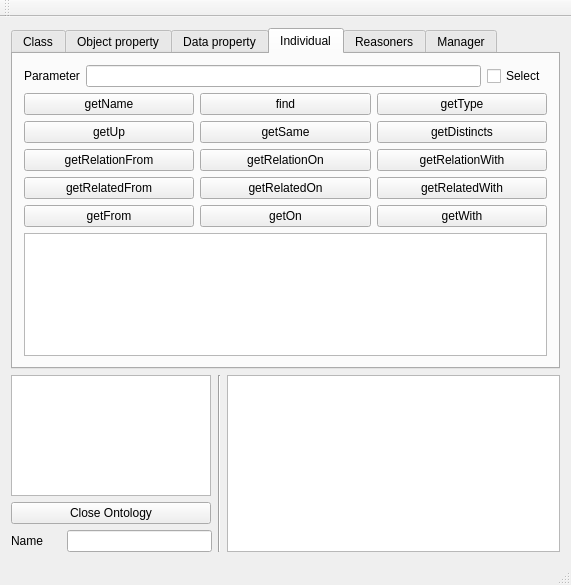
Before: the Qt Designer form ui/ontologui.ui in sarthou/ontologenius, drawn with Qt 5.
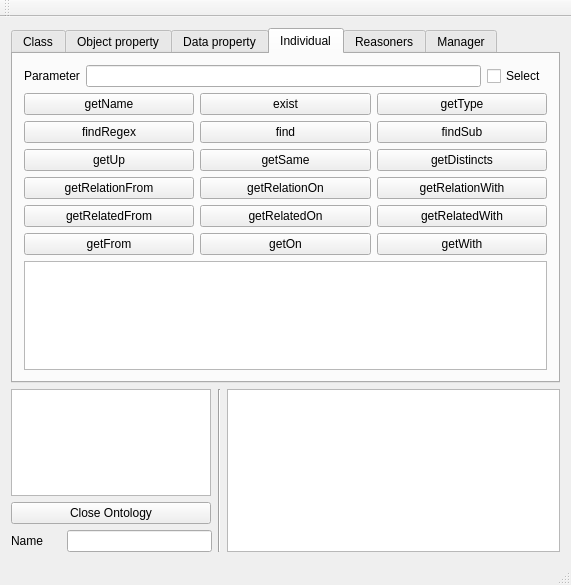
After: the same form once the commit is applied. The open tabs and pages were chosen to show the change. Icons and pictures are not drawn. Custom widgets are drawn as their Qt base class.

Commit message: [UPDATE] ontoloGUI with new functions

Diff of the .ui file:
```diff
--- a/ui/ontologui.ui
+++ b/ui/ontologui.ui
@@ -588,7 +588,7 @@
            </widget>
           </item>
           <item>
-           <widget class="QPushButtonExtended" name="Individual_find">
+           <widget class="QPushButtonExtended" name="Individual_exist">
             <property name="cursor">
              <cursorShape>PointingHandCursor</cursorShape>
             </property>
@@ -596,7 +596,7 @@
              <string>&lt;html&gt;&lt;head/&gt;&lt;body&gt;&lt;p&gt;&lt;span style=&quot; font-weight:600; font-style:italic;&quot;&gt;find&lt;/span&gt; will give you all the individuals with the label given in parameter&lt;br/&gt;&lt;/p&gt;&lt;p&gt;Command line:&lt;/p&gt;&lt;p&gt;&lt;span style=&quot; font-family:'monospace';&quot;&gt;$ rosservice call /ontologenius/individual &amp;quot;{param: 'cube1', action: 'find'}&amp;quot;&lt;/span&gt;&lt;/p&gt;&lt;/body&gt;&lt;/html&gt;</string>
             </property>
             <property name="text">
-             <string>find</string>
+             <string>exist</string>
             </property>
            </widget>
           </item>
@@ -615,6 +615,49 @@
           </item>
          </layout>
         </item>
+        <item>
+         <layout class="QHBoxLayout" name="horizontalLayout_214">
+          <item>
+           <widget class="QPushButtonExtended" name="Individual_findRegex">
+            <property name="cursor">
+             <cursorShape>PointingHandCursor</cursorShape>
+            </property>
+            <property name="whatsThis">
+             <string>&lt;html&gt;&lt;head/&gt;&lt;body&gt;&lt;p&gt;&lt;span style=&quot; font-weight:600; font-style:italic;&quot;&gt;findRegex&lt;/span&gt; will give you the individuals with a label matching the given regular expression&lt;br/&gt;&lt;/p&gt;&lt;p&gt;Command line:&lt;/p&gt;&lt;p&gt;&lt;span style=&quot; font-family:'monospace';&quot;&gt;$ rosservice call /ontologenius/individual &amp;quot;{param: 'cube.*', action: 'findRegex'}&amp;quot;&lt;/span&gt;&lt;/p&gt;&lt;/body&gt;&lt;/html&gt;</string>
+            </property>
+            <property name="text">
+             <string>findRegex</string>
+            </property>
+           </widget>
+          </item>
+          <item>
+           <widget class="QPushButtonExtended" name="Individual_find">
+            <property name="cursor">
+             <cursorShape>PointingHandCursor</cursorShape>
+            </property>
+            <property name="whatsThis">
+             <string>&lt;html&gt;&lt;head/&gt;&lt;body&gt;&lt;p&gt;&lt;span style=&quot; font-weight:600; font-style:italic;&quot;&gt;find&lt;/span&gt; will give you all the individuals with the label given in parameter&lt;br/&gt;&lt;/p&gt;&lt;p&gt;Command line:&lt;/p&gt;&lt;p&gt;&lt;span style=&quot; font-family:'monospace';&quot;&gt;$ rosservice call /ontologenius/individual &amp;quot;{param: 'cube1', action: 'find'}&amp;quot;&lt;/span&gt;&lt;/p&gt;&lt;/body&gt;&lt;/html&gt;</string>
+            </property>
+            <property name="text">
+             <string>find</string>
+            </property>
+           </widget>
+          </item>
+          <item>
+           <widget class="QPushButtonExtended" name="Individual_findSub">
+            <property name="cursor">
+             <cursorShape>PointingHandCursor</cursorShape>
+            </property>
+            <property name="whatsThis">
+             <string>&lt;html&gt;&lt;head/&gt;&lt;body&gt;&lt;p&gt;&lt;span style=&quot; font-weight:600; font-style:italic;&quot;&gt;findSub&lt;/span&gt; will give you all individuals whose given parameter is a subpart of the label&lt;br/&gt;&lt;/p&gt;&lt;p&gt;Command line:&lt;/p&gt;&lt;p&gt;&lt;span style=&quot; font-family:'monospace';&quot;&gt;$ rosservice call /ontologenius/individual &amp;quot;{param: 'my cube1', action: 'findSub'}&amp;quot;&lt;/span&gt;&lt;/p&gt;&lt;/body&gt;&lt;/html&gt;</string>
+            </property>
+            <property name="text">
+             <string>findSub</string>
+            </property>
+           </widget>
+          </item>
+         </layout>
+        </item>
         <item>
          <layout class="QHBoxLayout" name="horizontalLayout_11">
           <item>
```
Left out of the diff: 157 changed lines with no effect on the pictures. The commit also changes 1 other file.
